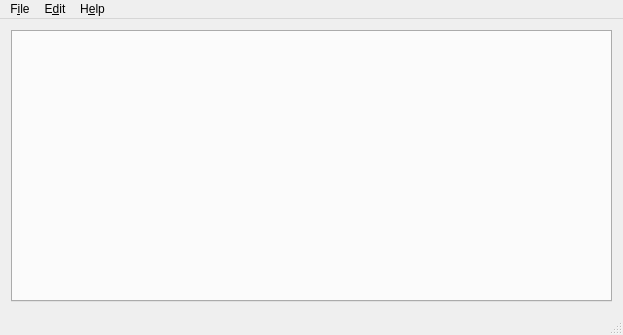
This is ui/mainwindow.ui in PowerOlive/XLCloudClient as Qt 5 draws it before an edit. The edited form follows.
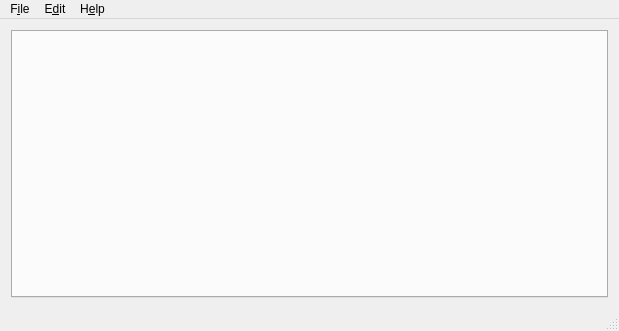
This is the edited form. Icons and pictures are not drawn.

The edit to the form file:
```diff
--- a/ui/mainwindow.ui
+++ b/ui/mainwindow.ui
@@ -6,8 +6,8 @@
    <rect>
     <x>0</x>
     <y>0</y>
-    <width>623</width>
-    <height>335</height>
+    <width>619</width>
+    <height>331</height>
    </rect>
   </property>
   <property name="acceptDrops">
@@ -32,7 +32,7 @@
     <rect>
      <x>0</x>
      <y>0</y>
-     <width>623</width>
+     <width>619</width>
      <height>21</height>
     </rect>
    </property>
```
Left out of the diff: 4 changed lines with no effect on the pictures.
